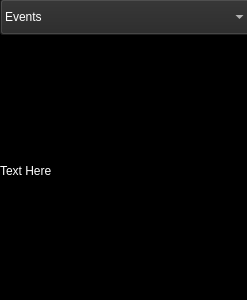
This is eventsdialog.ui in aveens13/KU-Planner as Qt 5 draws it before an edit. The edited form follows.
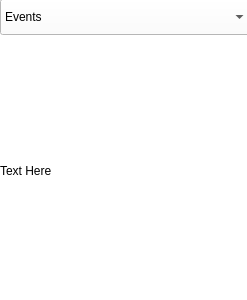
This is the edited form.

Patch:
```diff
--- a/eventsdialog.ui
+++ b/eventsdialog.ui
@@ -24,8 +24,8 @@
    </property>
    <property name="styleSheet">
     <string notr="true">QWidget {
-	background: black;
-	color: white;
+	background: white;
+	color: black;
 }</string>
    </property>
    <widget class="QWidget" name="verticalLayoutWidget">
@@ -45,9 +45,9 @@
        </property>
        <property name="styleSheet">
         <string notr="true">QComboBox {
-	background: rgb(38,38,38);
+	background: white;
 	height: 30 px;
-	selection-background-color: rgb(38,38,38);
+	selection-background-color: rgb(181, 145, 212);
 }
 
 QComboBox QMenu {
```
